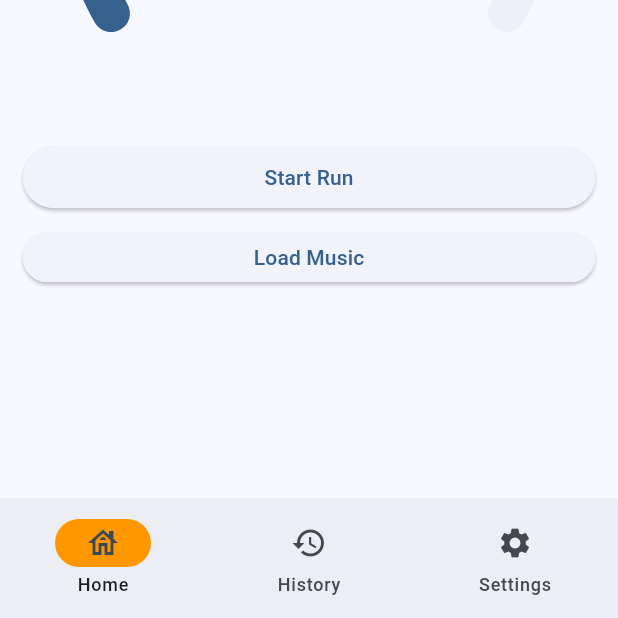
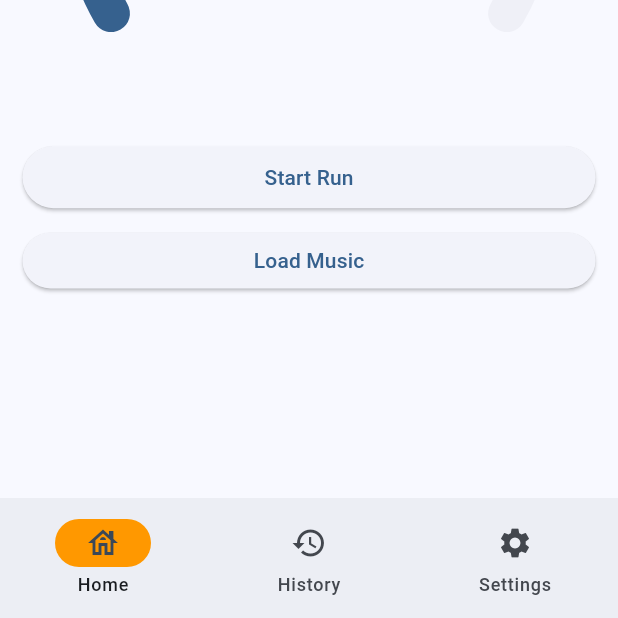
Before and after one commit to DHBW-Coding/jogdog, a Flutter app: the screen it shows after launch, on a phone screen of 412 x 824 dp, the part 618-1236 px from its top. Run offline on Flutter 3.47's test engine with Material 2 defaults, Android fonts, the phone set to English and light mode, and no system bars; drawn by our look-alikes of sleek_circular_slider; our stand-ins replace file_picker, geolocator, just_audio, logger, pedometer, permission_handler and 1 more; missing offline and left inert: logger_flutter_plus.

Commit message:
some tweeks to the ratio

```diff
--- a/lib/widgets/spotifybutton.dart
+++ b/lib/widgets/spotifybutton.dart
@@ -34,7 +34,7 @@ class SpotifyButtonState extends State<SpotifyButton>
                 child: const SpotifyCard(),
               )
             : SizedBox(
-                height: MediaQuery.of(context).size.height * 0.04,
+                height: MediaQuery.of(context).size.height * 0.045,
                 width: double.infinity,
                 child: ElevatedButton(
                   child: const Text("Load Music"),
```
